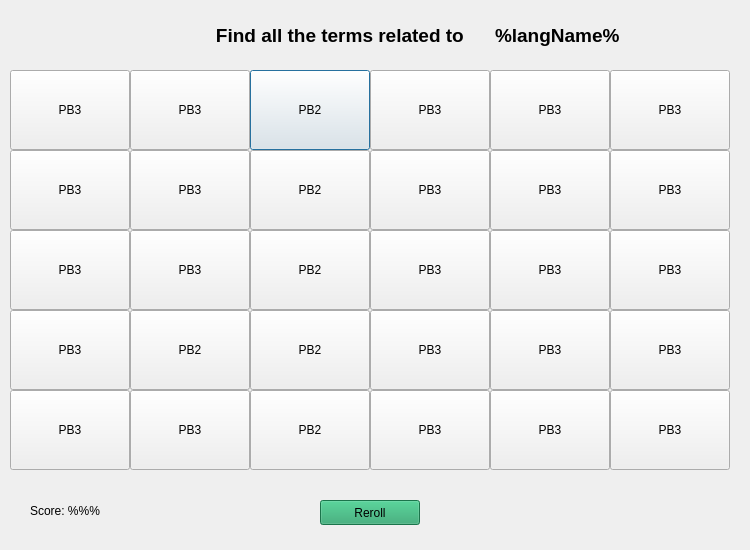
matternstsr/Sea-Application, file waves/try.ui: the form before one commit.
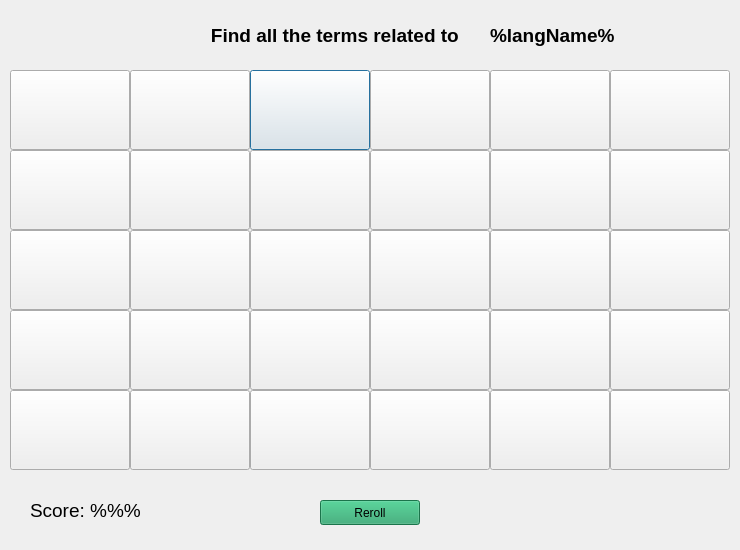
The form after the commit.

Commit message: Removed the unused text box created by the ui on accident.

```diff
--- a/waves/try.ui
+++ b/waves/try.ui
@@ -6,7 +6,7 @@
    <rect>
     <x>0</x>
     <y>0</y>
-    <width>750</width>
+    <width>740</width>
     <height>550</height>
    </rect>
   </property>
@@ -29,7 +29,7 @@
     </rect>
    </property>
    <property name="text">
-    <string>PB2</string>
+    <string/>
    </property>
   </widget>
   <widget class="QPushButton" name="pushButton_2">
@@ -42,7 +42,7 @@
     </rect>
    </property>
    <property name="text">
-    <string>PB3</string>
+    <string/>
    </property>
   </widget>
   <widget class="QPushButton" name="pushButton_9">
@@ -55,7 +55,7 @@
     </rect>
    </property>
    <property name="text">
-    <string>PB2</string>
+    <string/>
    </property>
   </widget>
   <widget class="QPushButton" name="pushButton_15">
@@ -68,7 +68,7 @@
     </rect>
    </property>
    <property name="text">
-    <string>PB2</string>
+    <string/>
    </property>
   </widget>
   <widget class="QPushButton" name="pushButton_21">
@@ -81,7 +81,7 @@
     </rect>
    </property>
    <property name="text">
-    <string>PB2</string>
+    <string/>
    </property>
   </widget>
   <widget class="QPushButton" name="pushButton_27">
@@ -94,7 +94,7 @@
     </rect>
    </property>
    <property name="text">
-    <string>PB2</string>
+    <string/>
    </property>
   </widget>
   <widget class="QPushButton" name="pushButton_26">
@@ -107,7 +107,7 @@
     </rect>
    </property>
    <property name="text">
-    <string>PB3</string>
+    <string/>
    </property>
   </widget>
   <widget class="QWidget" name="backgroundWidget" native="true">
@@ -115,8 +115,8 @@
     <rect>
      <x>0</x>
      <y>60</y>
-     <width>750</width>
-     <height>500</height>
+     <width>740</width>
+     <height>490</height>
     </rect>
    </property>
    <property name="styleSheet">
@@ -127,7 +127,7 @@
      <rect>
       <x>0</x>
       <y>-60</y>
-      <width>750</width>
+      <width>740</width>
       <height>550</height>
      </rect>
     </property>
@@ -139,7 +139,7 @@
   <widget class="QLabel" name="puzzleInstructions">
    <property name="geometry">
     <rect>
-     <x>5</x>
+     <x>0</x>
      <y>10</y>
      <width>675</width>
      <height>50</height>
@@ -162,7 +162,7 @@
   <widget class="QLabel" name="langName">
    <property name="geometry">
     <rect>
-     <x>495</x>
+     <x>490</x>
      <y>10</y>
      <width>150</width>
      <height>50</height>
@@ -207,6 +207,11 @@
      <height>41</height>
     </rect>
    </property>
+   <property name="font">
+    <font>
+     <pointsize>14</pointsize>
+    </font>
+   </property>
    <property name="text">
     <string>Score: %%%</string>
    </property>
@@ -221,7 +226,7 @@
     </rect>
    </property>
    <property name="text">
-    <string>PB3</string>
+    <string/>
    </property>
   </widget>
   <widget class="QPushButton" name="pushButton_14">
@@ -234,7 +239,7 @@
     </rect>
    </property>
    <property name="text">
-    <string>PB3</string>
+    <string/>
    </property>
   </widget>
   <widget class="QPushButton" name="pushButton_8">
@@ -247,7 +252,7 @@
     </rect>
    </property>
    <property name="text">
-    <string>PB3</string>
+    <string/>
    </property>
   </widget>
   <widget class="QPushButton" name="pushButton_1">
@@ -260,7 +265,7 @@
     </rect>
    </property>
    <property name="text">
-    <string>PB3</string>
+    <string/>
    </property>
   </widget>
   <widget class="QPushButton" name="pushButton_29">
@@ -273,7 +278,7 @@
     </rect>
    </property>
    <property name="text">
-    <string>PB3</string>
+    <string/>
    </property>
   </widget>
   <widget class="QPushButton" name="pushButton_23">
@@ -286,7 +291,7 @@
     </rect>
    </property>
    <property name="text">
-    <string>PB3</string>
+    <string/>
    </property>
   </widget>
   <widget class="QPushButton" name="pushButton_17">
@@ -299,7 +304,7 @@
     </rect>
    </property>
    <property name="text">
-    <string>PB3</string>
+    <string/>
    </property>
   </widget>
   <widget class="QPushButton" name="pushButton_11">
@@ -312,7 +317,7 @@
     </rect>
    </property>
    <property name="text">
-    <string>PB3</string>
+    <string/>
    </property>
   </widget>
   <widget class="QPushButton" name="pushButton_5">
@@ -325,7 +330,7 @@
     </rect>
    </property>
    <property name="text">
-    <string>PB3</string>
+    <string/>
    </property>
   </widget>
   <widget class="QPushButton" name="pushButton_28">
@@ -338,7 +343,7 @@
     </rect>
    </property>
    <property name="text">
-    <string>PB3</string>
+    <string/>
    </property>
   </widget>
   <widget class="QPushButton" name="pushButton_22">
@@ -351,7 +356,7 @@
     </rect>
    </property>
    <property name="text">
-    <string>PB3</string>
+    <string/>
    </property>
   </widget>
   <widget class="QPushButton" name="pushButton_16">
@@ -364,7 +369,7 @@
     </rect>
    </property>
    <property name="text">
-    <string>PB3</string>
+    <string/>
    </property>
   </widget>
   <widget class="QPushButton" name="pushButton_10">
@@ -377,7 +382,7 @@
     </rect>
    </property>
    <property name="text">
-    <string>PB3</string>
+    <string/>
    </property>
   </widget>
   <widget class="QPushButton" name="pushButton_4">
@@ -390,7 +395,7 @@
     </rect>
    </property>
    <property name="text">
-    <string>PB3</string>
+    <string/>
    </property>
   </widget>
   <widget class="QPushButton" name="pushButton_24">
@@ -403,7 +408,7 @@
     </rect>
    </property>
    <property name="text">
-    <string>PB3</string>
+    <string/>
    </property>
   </widget>
   <widget class="QPushButton" name="pushButton_30">
@@ -416,7 +421,7 @@
     </rect>
    </property>
    <property name="text">
-    <string>PB3</string>
+    <string/>
    </property>
   </widget>
   <widget class="QPushButton" name="pushButton_18">
@@ -429,7 +434,7 @@
     </rect>
    </property>
    <property name="text">
-    <string>PB3</string>
+    <string/>
    </property>
   </widget>
   <widget class="QPushButton" name="pushButton_12">
@@ -442,7 +447,7 @@
     </rect>
    </property>
    <property name="text">
-    <string>PB3</string>
+    <string/>
    </property>
   </widget>
   <widget class="QPushButton" name="pushButton_6">
@@ -455,7 +460,7 @@
     </rect>
    </property>
    <property name="text">
-    <string>PB3</string>
+    <string/>
    </property>
   </widget>
   <widget class="QPushButton" name="pushButton_13">
@@ -468,7 +473,7 @@
     </rect>
    </property>
    <property name="text">
-    <string>PB3</string>
+    <string/>
    </property>
   </widget>
   <widget class="QPushButton" name="pushButton_20">
@@ -481,7 +486,7 @@
     </rect>
    </property>
    <property name="text">
-    <string>PB2</string>
+    <string/>
    </property>
   </widget>
   <widget class="QPushButton" name="pushButton_19">
@@ -494,7 +499,7 @@
     </rect>
    </property>
    <property name="text">
-    <string>PB3</string>
+    <string/>
    </property>
   </widget>
   <widget class="QPushButton" name="pushButton_25">
@@ -507,7 +512,7 @@
     </rect>
    </property>
    <property name="text">
-    <string>PB3</string>
+    <string/>
    </property>
   </widget>
   <zorder>backgroundWidget</zorder>
```
